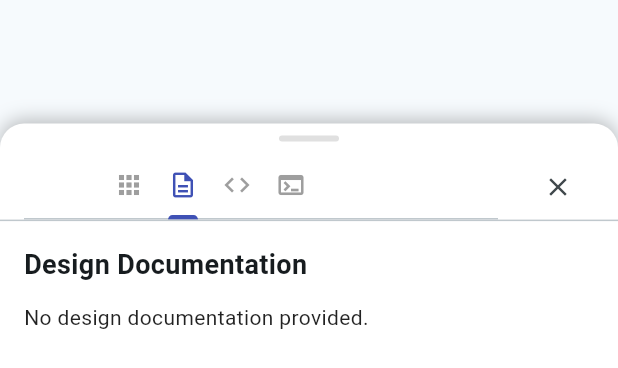
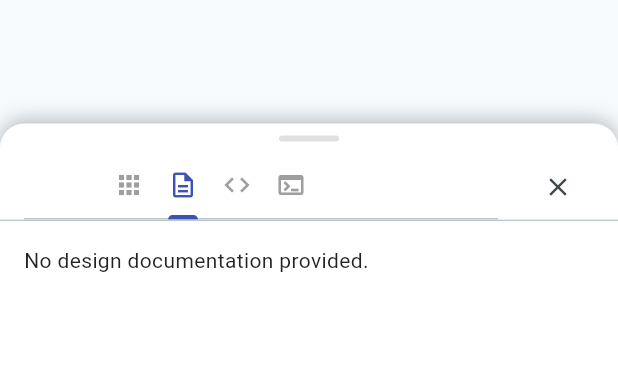
Before and after one commit to tianhaoz95/appforge, a Flutter app: the PreviewSheet widget shown alone on an empty page, opened directly with empty values, tab 2 chosen, on a phone screen of 412 x 824 dp. Shown: the top 368 px of the screen. Run offline on Flutter 3.47's test engine with Material 3 defaults, Android fonts, the phone set to English and light mode, and no system bars; our stand-ins replace file_picker, firebase_ai, firebase_auth, firebase_core, flutter_local_notifications, flutter_markdown_plus and 5 more; missing offline and left inert: feedback, flutter_ai_toolkit, flutter_js; accounts and stored records are empty; statements that could not run were skipped.

Commit message:
Fix the style for design doc tab (vibe-kanban TIA-49)

```diff
--- a/lib/widgets/preview_sheet.dart
+++ b/lib/widgets/preview_sheet.dart
@@ -285,11 +285,6 @@ class PreviewSheetState extends State<PreviewSheet> {
             const Divider(),
             const SizedBox(height: 16),
           ],
-          const Text(
-            'Design Documentation',
-            style: TextStyle(fontSize: 18, fontWeight: FontWeight.bold),
-          ),
-          const SizedBox(height: 12),
           MarkdownBody(
             data: _activeDesignDoc ?? 'No design documentation provided.',
             styleSheet: MarkdownStyleSheet.fromTheme(Theme.of(context)).copyWith(
--- a/pubspec.yaml
+++ b/pubspec.yaml
@@ -16,7 +16,7 @@ publish_to: 'none' # Remove this line if you wish to publish to pub.dev
 # https://developer.apple.com/library/archive/documentation/General/Reference/InfoPlistKeyReference/Articles/CoreFoundationKeys.html
 # In Windows, build-name is used as the major, minor, and patch parts
 # of the product and file versions while build-number is used as the build suffix.
-version: 1.2.39+60
+version: 1.2.40+61
 
 environment:
   sdk: ^3.11.1
```
Also changed, not shown: 1 other file.
